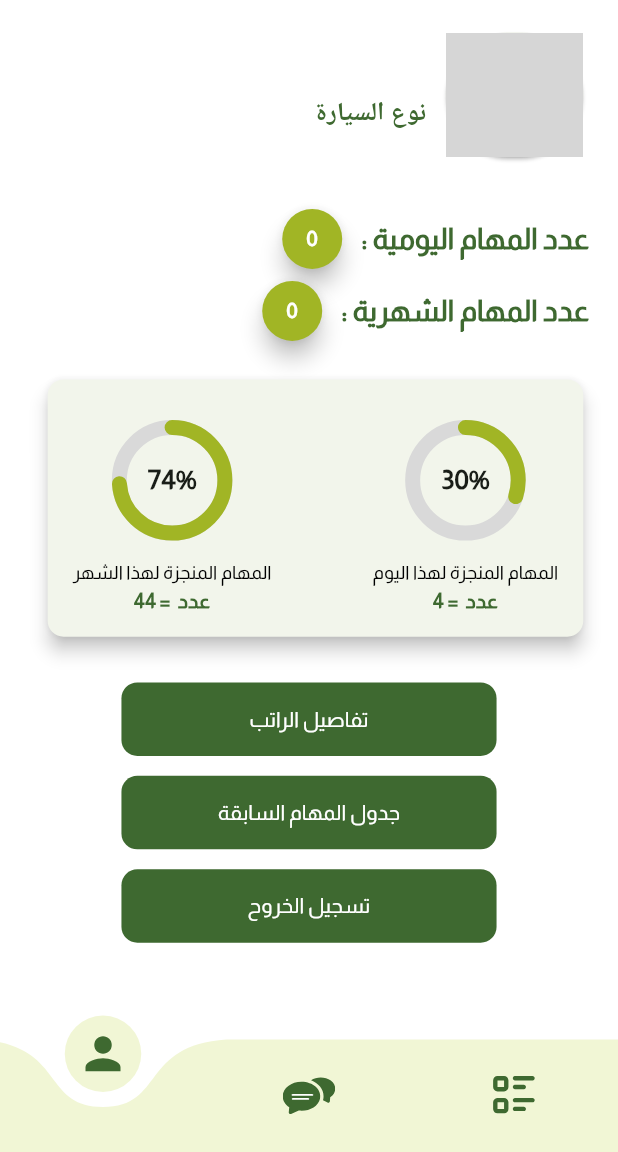
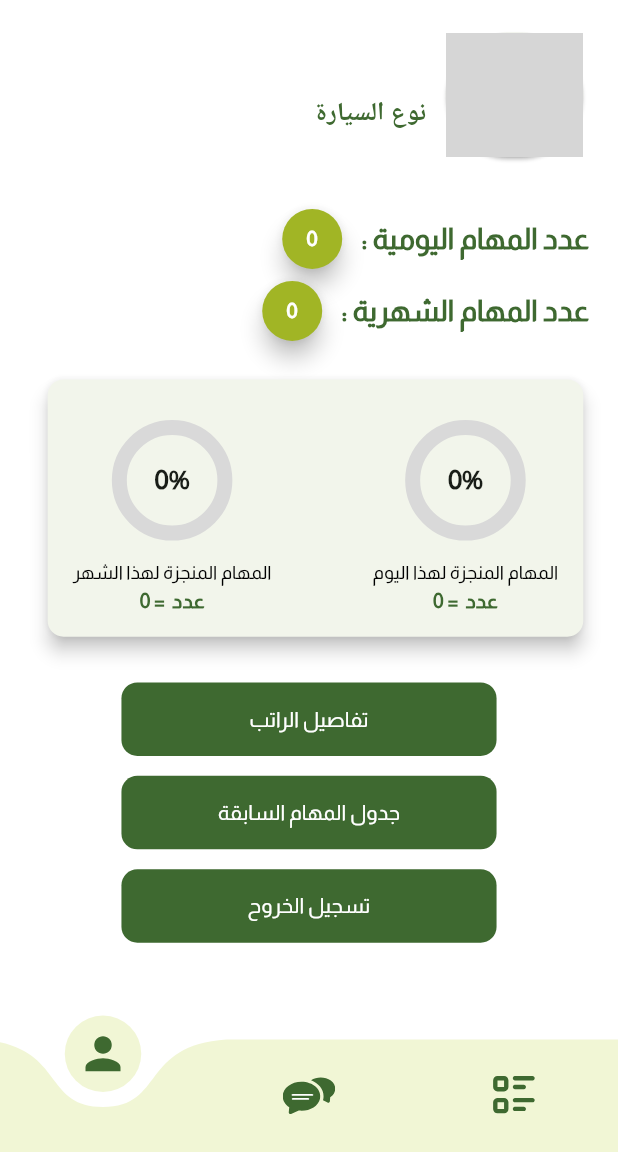
Before and after one commit to ibrahimMedhat-1/CleanTechApp, a Flutter app: the LayoutScreen screen opened by its route, item 3 of the bottom bar chosen, on a phone screen of 412 x 824 dp, the part 84-1236 px from its top. Run offline on Flutter 3.47's test engine with Material 3 defaults, Android fonts, the phone set to English and light mode, and no system bars; drawn by our look-alikes of curved_navigation_bar; our stand-ins replace bloc, dartz, dio, flutter_bloc, flutter_screenutil, flutter_svg and 5 more; accounts and stored records are empty; network calls fail; project files that could hold a hidden picture were left out; grey boxes are pictures that could not be loaded.

Commit message:
complete profile logic

```diff
--- a/lib/src/feature/profile/presentation/widget/tasks_done_day_month.dart
+++ b/lib/src/feature/profile/presentation/widget/tasks_done_day_month.dart
@@ -5,7 +5,11 @@ class TasksDoneDayAndMonth extends StatelessWidget {
 
   @override
   Widget build(BuildContext context) {
-    return  SizedBox(
+    return BlocBuilder<ProfileCubit, ProfileState>(
+      builder: (context, state) {
+        var cubit = context.read<ProfileCubit>();
+
+        return SizedBox(
           height: 203.h,
           width: 381.w,
           child: Card(
@@ -23,9 +27,11 @@ class TasksDoneDayAndMonth extends StatelessWidget {
                     child: Column(
                       children: [
                         20.isHeight,
-                    const Expanded(
+                        Expanded(
                           child: AnimatedCircularProgressIndicator(
-                        percentage: 30 / 100,
+                            percentage:
+                                (cubit.profileModel?.missionsPerToday ?? 0.0) /
+                                    100,
                           ),
                         ),
                         20.isHeight,
@@ -37,7 +43,7 @@ class TasksDoneDayAndMonth extends StatelessWidget {
                               style: FontStyles.interSize13_400Black,
                             ),
                             Text(
-                          "${AppStrings.number.tr(context)} = 4",
+                              "${AppStrings.number.tr(context)} = ${cubit.profileModel?.missionsPassedToday ?? 0.0}",
                               style: FontStyles.interSize14_800Primary,
                             )
                           ],
@@ -50,22 +56,23 @@ class TasksDoneDayAndMonth extends StatelessWidget {
                     child: Column(
                       children: [
                         20.isHeight,
-                    const Expanded(
+                        Expanded(
                           child: AnimatedCircularProgressIndicator(
-                        percentage: 74 / 100,
+                            percentage:
+                                (cubit.profileModel?.missionsPerMonth ?? 0.0) /
+                                    100,
                           ),
                         ),
                         20.isHeight,
                         Column(
                           children: [
                             Text(
-                          AppStrings.tasksCompletedForThisMonth
-                              .tr(context),
+                              AppStrings.tasksCompletedForThisMonth.tr(context),
                               overflow: TextOverflow.ellipsis,
                               style: FontStyles.interSize13_400Black,
                             ),
                             Text(
-                          "${AppStrings.number.tr(context)} = 44",
+                              "${AppStrings.number.tr(context)} = ${cubit.profileModel?.missionsPassedMonth ?? 0.0}",
                               style: FontStyles.interSize14_800Primary,
                             )
                           ],
@@ -78,5 +85,7 @@ class TasksDoneDayAndMonth extends StatelessWidget {
             ),
           ),
         );
+      },
+    );
   }
 }
```
Lines whose indentation alone changed are shown as unchanged.
